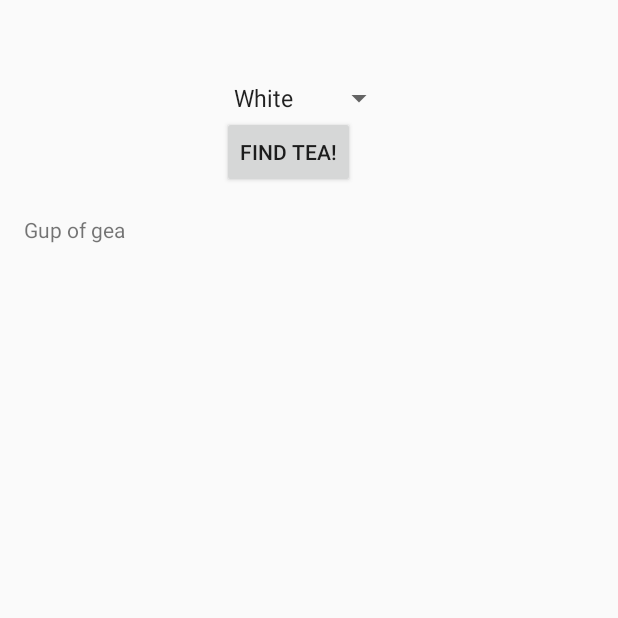
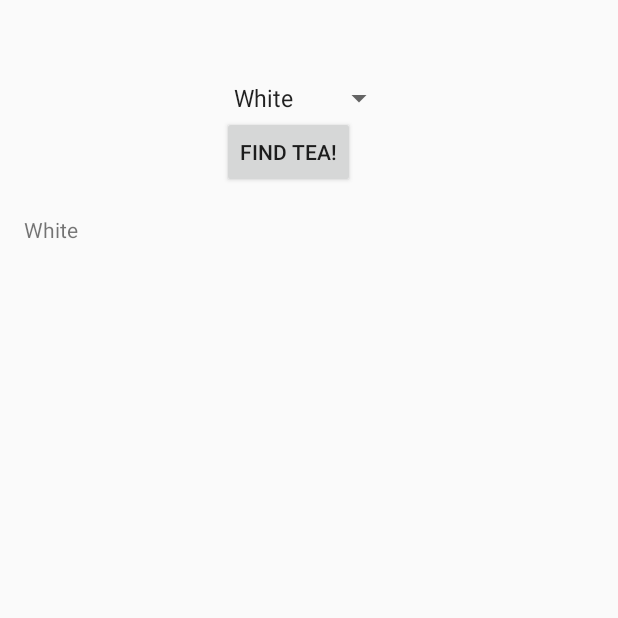
Before and after one commit to IanDCarroll/TeaAdvisor, an Android app: the screen it shows after launch (FindTeaActivity), after a tap on "FIND TEA!", on a phone screen of 412 x 824 dp, the top half of it. Run offline under Robolectric (Android 15) with nearby library versions, the phone set to English and light mode, and no system bars.

Commit message:
connect activity to button onClick

```diff
--- a/app/src/main/java/com/hfad/teaadvisor/FindTeaActivity.java
+++ b/app/src/main/java/com/hfad/teaadvisor/FindTeaActivity.java
@@ -16,9 +16,13 @@ public class FindTeaActivity extends Activity {
     }
     //call when user taps the button
     public void onClickFindTea(View view) {
+        //get a reference to textview
         TextView types = (TextView) findViewById(R.id.types);
-        types.setText("Gup of gea");
+        //get a reference to the spinner
         Spinner color = (Spinner) findViewById(R.id.color);
-        String.valueOf(color.getSelectedItem());
+        //get the selected item in the spinner
+        String teaType = String.valueOf(color.getSelectedItem());
+        //Display the selected item
+        types.setText(teaType);
     }
 }
```
Also changed, not shown: 1 other file.
